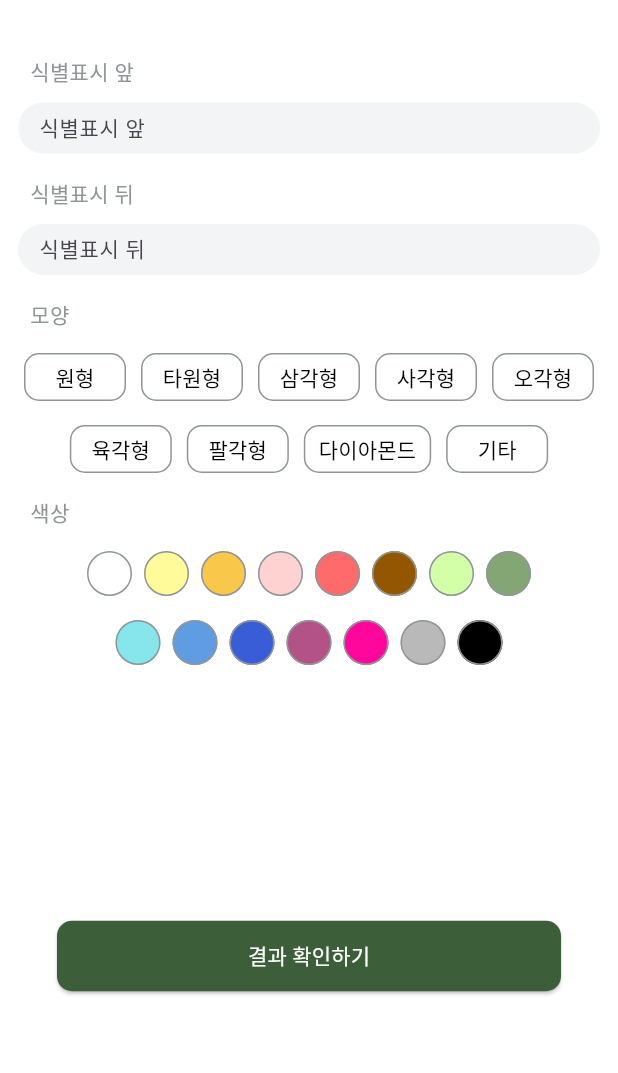
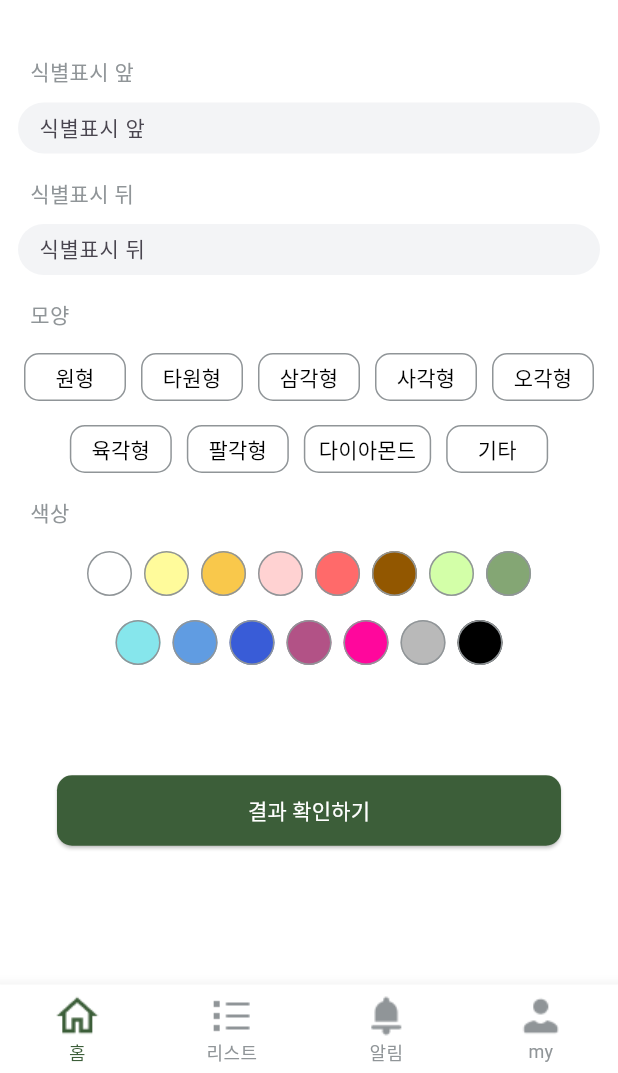
Before and after one commit to Capstone-MediScan/Mediscan-front, a Flutter app: the screen it shows after launch, after a tap on "알약 검색", on a phone screen of 412 x 824 dp, the part 163-1236 px from its top. Run offline on Flutter 3.47's test engine with Material 3 defaults, Android fonts, the phone set to English and light mode, and no system bars; our stand-ins replace flutter_local_notifications, image_picker, timezone; Roboto replaces fonts that are missing (NotoSans500, NotoSans700); project files that could hold a hidden picture were left out.

Commit message:
feat: bottom navigation bar 수정

```diff
--- a/lib/capsulesearch.dart
+++ b/lib/capsulesearch.dart
@@ -49,17 +49,6 @@ class CapsuleSearchState extends State<CapsuleSearch> {
   @override
   Widget build(BuildContext context) {
     return Scaffold(
-      appBar: AppBar(
-        backgroundColor: whiteColor,
-        scrolledUnderElevation: 0,
-        automaticallyImplyLeading: false,
-        toolbarHeight: 65,
-        title: const Text(
-          'MediScan',
-          style:
-              TextStyle(color: mainColor, fontFamily: 'Inter900', fontSize: 24),
-        ),
-      ),
       body: Column(
         children: [
           Expanded(
@@ -112,16 +101,15 @@ class CapsuleSearchState extends State<CapsuleSearch> {
                     selectedColor: selectedColor,
                     setSelectedColor: setSelectedColor,
                   ),
-                  const SizedBox(height: 120),
-                  if (isWarning)
-                    const Text(
-                      '식별표시 앞 뒤 , 모양 , 색상을 모두 입력해 주세요.',
-                      style: TextStyle(
-                        fontFamily: 'NotoSans500',
-                        fontSize: 12,
-                        color: redColor,
-                      ),
+                  const SizedBox(height: 50),
+                  Text(
+                    '식별표시 앞 뒤 , 모양 , 색상을 모두 입력해 주세요.',
+                    style: TextStyle(
+                      fontFamily: 'NotoSans500',
+                      fontSize: 12,
+                      color: isWarning ? redColor : whiteColor,
                     ),
+                  ),
                   SearchButton(
                     buttonText: "결과 확인하기",
                     selectedShape: selectedShape,
@@ -487,7 +475,7 @@ class SearchButtonState extends State<SearchButton> {
   @override
   Widget build(BuildContext context) {
     return Padding(
-      padding: const EdgeInsets.only(bottom: 16, left: 38, right: 38, top: 50),
+      padding: const EdgeInsets.only(bottom: 16, left: 38, right: 38, top: 5),
       child: Row(
         children: [
           Expanded(
--- a/lib/main.dart
+++ b/lib/main.dart
@@ -35,45 +35,67 @@ class MyApp extends StatelessWidget {
   @override
   Widget build(BuildContext context) {
     return MaterialApp(
+      title: 'MediScan',
+      home: const Root(),
       theme: ThemeData(scaffoldBackgroundColor: whiteColor),
-      home: const HomeScreen(),
     );
   }
 }
 
-class HomeScreen extends StatefulWidget {
-  const HomeScreen({super.key});
+class Root extends StatefulWidget {
+  const Root({super.key});
 
   @override
-  HomeScreenState createState() => HomeScreenState();
+  RootState createState() => RootState();
 }
 
-class HomeScreenState extends State<HomeScreen> {
+class RootState extends State<Root> {
   int currentIndex = 0;
 
-  @override
-  Widget build(BuildContext context) {
-    final List<Widget> screens = [
+  final List<Widget> pages = [
     HomePage(),
     const CapsuleListPage(),
     const MediScanHome(),
     const CapsuleListPage(),
   ];
 
-    return Scaffold(
+  late List<GlobalKey<NavigatorState>> navigatorKeyList;
+
+  @override
+  void initState() {
+    super.initState();
+    navigatorKeyList =
+        List.generate(pages.length, (index) => GlobalKey<NavigatorState>());
+  }
+
+  @override
+  Widget build(BuildContext context) {
+    return WillPopScope(
+      onWillPop: () async {
+        return !(await navigatorKeyList[currentIndex].currentState!.maybePop());
+      },
+      child: Scaffold(
         appBar: AppBar(
           backgroundColor: whiteColor,
           scrolledUnderElevation: 0,
           toolbarHeight: 65,
           title: const Text(
             'MediScan',
-          style:
-              TextStyle(color: mainColor, fontFamily: 'Inter900', fontSize: 24),
+            style: TextStyle(
+                color: mainColor, fontFamily: 'Inter900', fontSize: 24),
           ),
         ),
         body: IndexedStack(
           index: currentIndex,
-        children: screens,
+          children: pages.map((page) {
+            int index = pages.indexOf(page);
+            return Navigator(
+              key: navigatorKeyList[index],
+              onGenerateRoute: (_) {
+                return MaterialPageRoute(builder: (context) => page);
+              },
+            );
+          }).toList(),
         ),
         bottomNavigationBar: BottomNavigationBar(
           currentIndex: currentIndex,
@@ -138,6 +160,7 @@ class HomeScreenState extends State<HomeScreen> {
               ),
             )
           ],
+        ),
       ),
     );
   }
```
Also changed, not shown: lib/alertmain.dart (+5 -5 lines), lib/alertsetting.dart (+25 -21 lines), lib/capsulescan.dart (+0 -11 lines), lib/result.dart (+1 -12 lines), lib/selectresult.dart (+0 -11 lines), lib/selectsearchresult.dart (+0 -11 lines), lib/uploadphoto.dart (+0 -11 lines). Lines whose indentation alone changed are shown as unchanged.
